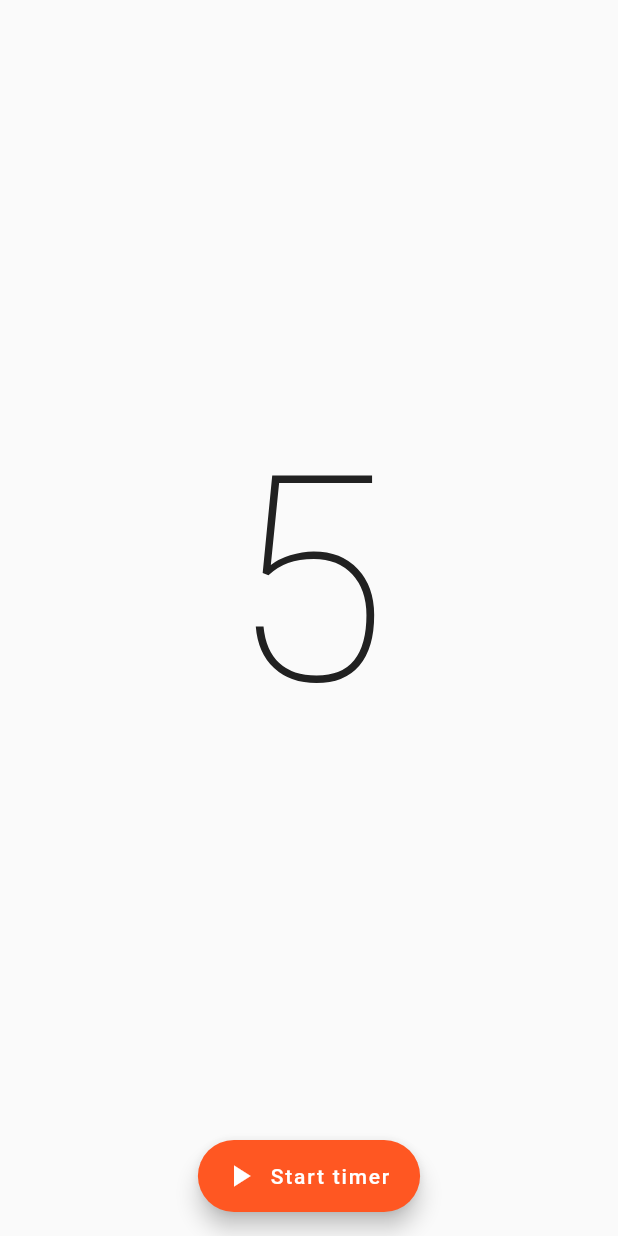
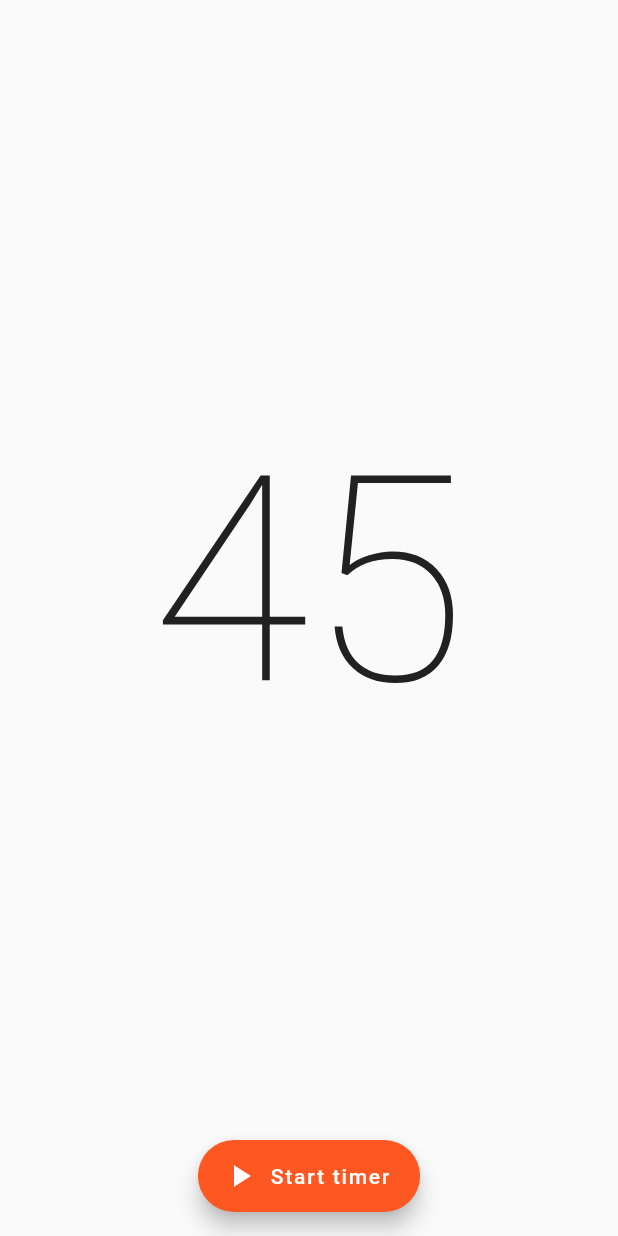
Before and after one commit to dominik-korsa/injection-assistant, a Flutter app: the TimerRoute screen opened directly, on a phone screen of 412 x 824 dp. Run offline on Flutter 3.47's test engine with Material 2 defaults, Android fonts, the phone set to English and light mode, and no system bars; our stand-ins replace shared_preferences; missing offline and left inert: vibrate; accounts and stored records are empty.

Commit message:
Add timerDuration preference

```diff
--- a/lib/dataManager.dart
+++ b/lib/dataManager.dart
@@ -1,6 +1,6 @@
 import 'dart:async';
-
 import 'dart:math';
+import 'package:shared_preferences/shared_preferences.dart';
 
 class DataManager {
   static List<Day> _daysList = _DatabaseConnector._getDays();
@@ -36,12 +36,12 @@ class DataManager {
     }
   }
 
-  static int getTimerDuration() {
-    return _DatabaseConnector.getTimerDuration();
+  static Future<int> getTimerDuration() {
+    return _KeystoreConnector.getTimerDuration();
   }
 
   static void setTimerDuration(int duration) {
-    _DatabaseConnector.setTimerDuration(duration);
+    _KeystoreConnector.setTimerDuration(duration);
   }
 }
 
@@ -69,12 +69,18 @@ class _DatabaseConnector {
   static int addDay(DateTime date, int state) {
     return new Random().nextInt(1000000000);
   }
+}
 
-  static int getTimerDuration() {
-    return 5;
+class _KeystoreConnector {
+  static Future<int> getTimerDuration() async {
+    SharedPreferences prefs = await SharedPreferences.getInstance();
+    int duration = prefs.getInt('timer-duration') ?? 45;
+    return duration;
   }
 
-  static void setTimerDuration(int duration) {
+  static void setTimerDuration(int duration) async {
+    SharedPreferences prefs = await SharedPreferences.getInstance();
+    prefs.setInt('timer-duration', duration);
     return;
   }
 }
--- a/lib/timerRoute.dart
+++ b/lib/timerRoute.dart
@@ -11,7 +11,7 @@ class TimerRoute extends StatefulWidget {
 
 class _TimerRouteState extends State<TimerRoute> with SingleTickerProviderStateMixin {
   bool _running() {
-    return controller.isAnimating || false;
+    return controller != null && controller.isAnimating;
   }
 
   bool _finished = false;
@@ -55,7 +55,8 @@ class _TimerRouteState extends State<TimerRoute> with SingleTickerProviderStateM
   @override
   void initState() {
     super.initState();
-    int duration = DataManager.getTimerDuration();
+    DataManager.getTimerDuration().then((int duration) {
+      setState(() {});
       controller = AnimationController(duration: Duration(seconds: duration), vsync: this);
       animation = Tween<double>(begin: duration.toDouble(), end: 0).animate(controller)
         ..addListener(() {
@@ -65,6 +66,7 @@ class _TimerRouteState extends State<TimerRoute> with SingleTickerProviderStateM
           if (state == AnimationStatus.completed) {
             _timerFinish();
           }
+        });
     });
   }
 
@@ -111,7 +113,7 @@ class _TimerRouteState extends State<TimerRoute> with SingleTickerProviderStateM
         ) :
         new Center(
           child: new Text(
-            '${animation.value.floor()}',
+            '${animation != null ? animation.value.floor() : ''}',
             style: TextStyle(
               fontWeight: FontWeight.w100,
               fontSize: 192,
--- a/pubspec.yaml
+++ b/pubspec.yaml
@@ -7,6 +7,7 @@ dependencies:
   sqflite:
   intl:
   vibrate:
+  shared_preferences:
 
   # The following adds the Cupertino Icons font to your application.
   # Use with the CupertinoIcons class for iOS style icons.
```
Also changed, not shown: pubspec.lock. Lines whose indentation alone changed are shown as unchanged.
